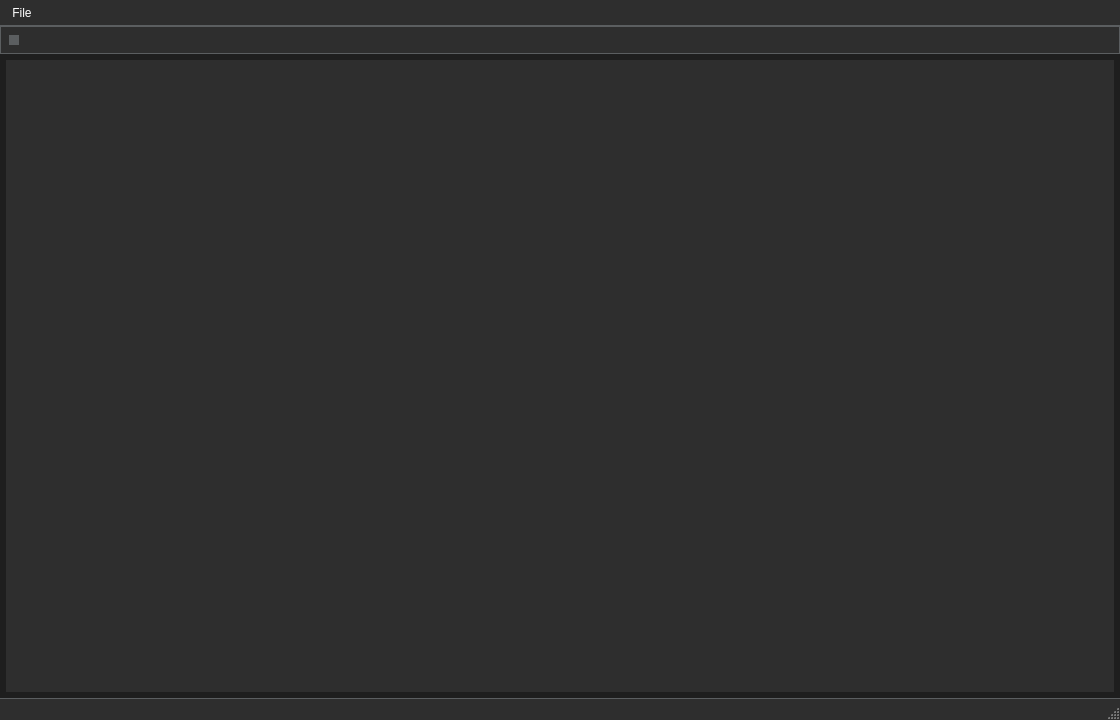
This is Resources/UI/main_window.ui in Phils-Hub-Org/cod_waw.stock_map.script_placer as Qt 5 draws it before an edit. The edited form follows.
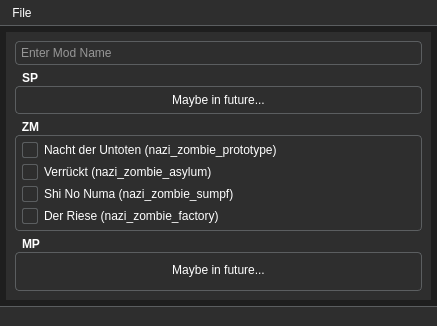
This is the edited form. Icons and pictures are not drawn.

Patch:
```diff
--- a/Resources/UI/main_window.ui
+++ b/Resources/UI/main_window.ui
@@ -6,26 +6,27 @@
    <rect>
     <x>0</x>
     <y>0</y>
-    <width>1120</width>
-    <height>720</height>
+    <width>437</width>
+    <height>326</height>
    </rect>
   </property>
   <property name="minimumSize">
    <size>
-    <width>1120</width>
-    <height>720</height>
+    <width>437</width>
+    <height>326</height>
+   </size>
+  </property>
+  <property name="maximumSize">
+   <size>
+    <width>437</width>
+    <height>326</height>
    </size>
   </property>
   <property name="windowTitle">
    <string>Phils-Hub - CoD: WaW - Stock-Map Script-Placer</string>
   </property>
   <property name="styleSheet">
-   <string notr="true">/* Central Widget */
-QWidget#centralwidget {
-    background-color: #1e1e1e;  /* Dark gray background */
-}
-
-/* QMenuBar */
+   <string notr="true">/* QMenuBar */
 QMenuBar {
     background-color: #2e2e2e;    /* Dark gray background */
     color: #ffffff;               /* White text */
@@ -166,10 +167,63 @@
     background: none;             /* Remove arrows */
 }
 
+/* QGroupBox */
+QGroupBox {
+    background-color: #2e2e2e;        /* Dark gray background */
+    border: 1px solid #5b5e60;        /* Light gray border */
+    border-radius: 4px;               /* Rounded corners */
+    margin-top: 15px;                 /* Space above the group box */
+    padding-top: 0px;                    /* Padding inside the group box */
+    color: #ffffff;                   /* White text for the title */
+    font-weight: bold;                /* Bold title text */
+}
+
+QGroupBox::title {
+    subcontrol-origin: margin;
+    subcontrol-position: top left;    /* Position the title at the top left */
+    background-color: transparent;    /* Transparent background for the title */
+    padding: 0 5px;                   /* Padding around the title */
+    color: #ffffff;                   /* White text for the title */
+}
+
+QGroupBox::title:hover {
+    color: #4a90e2;                   /* Light blue title on hover */
+}
+
+QGroupBox:flat {
+    border: none;                     /* No border when the group box is flat */
+}
+
+QGroupBox:disabled {
+    color: #777777;                   /* Lighter gray text for disabled group box */
+    border-color: #5b5e60;            /* Keep the light gray border */
+}
+
+/* QGraphicsView */
+QGraphicsView {
+    background-color: #2e2e2e;  /* Dark gray background */
+    border: 1px solid #5b5e60;  /* Light gray border */
+    border-radius: 4px;         /* Rounded corners */
+}
+
+QGraphicsView:focus {
+    border-color: #4a90e2;      /* Light blue border when focused */
+    background-color: #333333;  /* Slightly lighter gray background on focus */
+}
+
+QGraphicsView:disabled {
+    background-color: #2e2e2e;  /* Dark gray background when disabled */
+    border-color: #5b5e60;      /* Light gray border for disabled state */
+    color: #777777;             /* Lighter gray for disabled text or content */
+}
+
+QGraphicsView::viewport {
+    background-color: #2e2e2e;  /* Dark gray background for the viewport */
+}
+
 /* QLabel */
 QLabel {
     color: #ffffff;             /* White text */
-    font-size: 14px;            /* Set font size */
 }
 
 /* QFrame */
@@ -218,7 +272,6 @@
     border: 1px solid #4a90e2;      /* Light blue border on focus */
 }
 
-
 /* QPlainTextEdit */
 QPlainTextEdit {
     background-color: #2b2b2b;  /* Darker gray background for text area */
@@ -235,6 +288,132 @@
     background-color: #3a3a3a;  /* Slightly lighter gray on focus */
 }
 
+/* QTabWidget */
+QTabWidget::pane {
+    background-color: #2e2e2e;      /* Dark gray background */
+    border: 1px solid #5b5e60;      /* Light gray border around the pane */
+    padding: 4px;                   /* Padding inside the pane */
+}
+
+QTabWidget::tab-bar {
+    left: 0px;                      /* Space from the left */
+}
+
+/* QTabBar::tab */
+QTabBar::tab {
+    background-color: #3c3f41;      /* Dark gray background for tabs */
+    color: #ffffff;                 /* White text for tabs */
+    border-left: 1px solid #5b5e60;      /* Light gray border around tabs */
+    border-top: 1px solid #5b5e60;
+    border-right: 1px solid #5b5e60;
+    padding: 4px 8px;              /* Padding for each tab */
+    margin-left: 2px;                    /* Slight margin between tabs */
+    margin-right: 2px;
+    border-top-left-radius: 4px;    /* Rounded top corners */
+    border-top-right-radius: 4px;   /* Rounded top corners */
+}
+
+/* Selected tab */
+QTabBar::tab:selected {
+    background-color: #4a90e2;      /* Light blue background for selected tab */
+    color: #ffffff;                 /* White text for selected tab */
+    border-color: #4a90e2;          /* Blue border for selected tab */
+}
+
+/* Hovered tab */
+QTabBar::tab:hover {
+    background-color: #3d78b2;      /* Darker blue on hover */
+    color: #ffffff;                 /* White text */
+}
+
+/* Disabled tab */
+QTabBar::tab:disabled {
+    background-color: #2e2e2e;      /* Dark gray for disabled tab */
+    color: #777777;                 /* Light gray text for disabled tabs */
+}
+
+/* Focused tab */
+QTabBar::tab:focus {
+    border: 1px solid #4a90e2;      /* Blue border when tab is focused */
+}
+
+/* Tab close button (optional) */
+QTabBar::close-button {
+    /* image: url(close-icon.png);     Replace with your close icon path */
+    subcontrol-position: right;     /* Position the close button on the right */
+    margin: 0 8px 0 0;              /* Spacing for the close button */
+}
+/*
+QTabBar::close-button:hover {
+    image: url(close-icon-hover.png);   Change icon on hover 
+}*/
+
+/* QComboBox */
+QComboBox {
+    background-color: #2e2e2e;       /* Dark gray background */
+    color: #ffffff;                  /* White text */
+    border: 1px solid #5b5e60;       /* Light gray border */
+    border-radius: 4px;              /* Rounded corners */
+    padding-left: 2px;                    /* Padding inside the combo box */
+}
+
+QComboBox:hover {
+    background-color: #3a3a3a;       /* Slightly lighter gray on hover */
+    border-color: #4a90e2;           /* Light blue border on hover */
+}
+
+QComboBox:focus {
+    background-color: #333333;       /* Lighter gray on focus */
+    border-color: #4a90e2;           /* Light blue border on focus */
+}
+
+QComboBox::drop-down {
+    subcontrol-origin: padding;
+    subcontrol-position: top right;
+    width: 30px;                      /* Width of the drop-down button */
+    background-color: #2e2e2e;        /* Dark gray background for drop-down */
+    border-left: 1px solid #5b5e60;   /* Light gray separator between drop-down button and combo box */
+}
+
+QComboBox::down-arrow {
+    image: url(:/888EAC-20px/ICONS/888EAC-20px/arrow-down.svg);  /*Replace with your down arrow icon */
+    width: 12px;                         /* Width of the arrow */
+    height: 12px;                        /* Height of the arrow */
+}
+
+QComboBox::down-arrow:hover {
+    image: url(:/888EAC-20px/ICONS/888EAC-20px/arrow-down.svg); /* Optional: different icon on hover */
+}
+
+QComboBox QAbstractItemView {
+    background-color: #2e2e2e;        /* Dark gray background for drop-down list */
+    color: #ffffff;                   /* White text */
+    border: 1px solid #5b5e60;        /* Light gray border around the list */
+    selection-background-color: #4a90e2;  /* Light blue background for selected item */
+    selection-color: #ffffff;         /* White text for selected item */
+}
+
+QComboBox QAbstractItemView::item {
+    background-color: transparent;    /* Transparent background for list items */
+    padding: 6px;                     /* Padding for each item in the list */
+}
+
+QComboBox QAbstractItemView::item:selected {
+    background-color: #4a90e2;        /* Light blue when an item is selected */
+    color: #ffffff;                   /* White text for selected item */
+}
+
+QComboBox QAbstractItemView::item:hover {
+    background-color: #3d78b2;        /* Darker blue on hover */
+    color: #ffffff;                   /* White text when hovered */
+}
+
+QComboBox:disabled {
+    background-color: #2e2e2e;        /* Dark gray background when disabled */
+    color: #777777;                   /* Lighter gray text when disabled */
+    border-color: #5b5e60;            /* Keep the light gray border */
+}
+
 /* QPushButton */
 QPushButton {
     background-color: #3c3f41;  /* Dark gray background */
@@ -254,16 +433,62 @@
     border-color: #2a5f92;      /* Even darker border when pressed */
 }
 
+/* QCheckBox */
+QCheckBox {
+    color: #ffffff;                 /* White text for checkbox label */
+    spacing: 6px;                   /* Space between checkbox and label */
+}
+
+QCheckBox::indicator {
+    width: 14px;                    /* Set the size of the checkbox */
+    height: 14px;
+    background-color: #2e2e2e;      /* Dark gray background for the checkbox */
+    border: 1px solid #5b5e60;      /* Light gray border */
+    border-radius: 2px;             /* Slight rounding for modern look */
+}
+
+/* Hovered checkbox */
+QCheckBox::indicator:hover {
+    background-color: #4a90e2;      /* Light blue on hover */
+    border-color: #3d78b2;          /* Darker blue border on hover */
+}
+
+/* Checked checkbox */
+QCheckBox::indicator:checked {
+    background-color: #4a90e2;      /* Light blue when checked */
+    border-color: #3d78b2;          /* Darker blue border when checked */
+    image: url(:/checked-icon.png); /* Replace with your checkmark icon if needed */
+}
+
+/* Indeterminate checkbox (for tri-state checkboxes) */
+QCheckBox::indicator:indeterminate {
+    background-color: #4a90e2;      /* Light blue when in indeterminate state */
+    border-color: #3d78b2;          /* Darker blue border */
+    image: url(:/indeterminate-icon.png); /* Replace with your indeterminate icon */
+}
+
+/* Pressed checkbox */
+QCheckBox::indicator:pressed {
+    background-color: #3d78b2;      /* Darker blue on press */
+    border-color: #2a5f92;          /* Even darker border when pressed */
+}
+
+/* Disabled checkbox */
+QCheckBox::indicator:disabled {
+    background-color: #2e2e2e;      /* Dark gray when disabled */
+    border-color: #5b5e60;          /* Light gray border */
+    color: #777777;                 /* Light gray label when disabled */
+}
+
 /* QRadioButton */
 QRadioButton {
     color: #ffffff;              /* White text */
-    font-size: 14px;             /* Font size for readability */
     spacing: 5px;                /* Space between radio button and label */
 }
 
 QRadioButton::indicator {
-    width: 16px;                 /* Size of the radio button */
-    height: 16px;
+    width: 14px;                 /* Size of the radio button */
+    height: 14px;
     background-color: #2e2e2e;   /* Dark gray background for the indicator */
     border: 1px solid #5b5e60;   /* Light gray border */
     border-radius: 8px;          /* Circular radio button */
@@ -295,7 +520,7 @@
     color: #ffffff;               /* White text/icon */
     border: 1px solid #5b5e60;    /* Light gray border */
     border-radius: 4px;           /* Rounded corners */
-    padding: 6px 12px;            /* Padding for comfortable button size */
+    padding: 0px 0px;            /* Padding for comfortable button size */
 }
 
 QToolButton:hover {
@@ -338,7 +563,10 @@
   </property>
   <widget class="QWidget" name="centralwidget">
    <property name="styleSheet">
-    <string notr="true"/>
+    <string notr="true">/* Central Widget */
+#centralwidget {
+    background-color: #1e1e1e;  /* Dark gray background */
+}</string>
    </property>
    <layout class="QVBoxLayout" name="verticalLayout">
     <property name="spacing">
@@ -394,12 +622,219 @@
            <verstretch>0</verstretch>
           </sizepolicy>
          </property>
+         <property name="styleSheet">
+          <string notr="true">QFrame {margin: 0px;}</string>
+         </property>
          <property name="frameShape">
           <enum>QFrame::Shape::NoFrame</enum>
          </property>
          <property name="frameShadow">
           <enum>QFrame::Shadow::Raised</enum>
          </property>
+         <layout class="QVBoxLayout" name="verticalLayout_2">
+          <property name="leftMargin">
+           <number>9</number>
+          </property>
+          <property name="topMargin">
+           <number>9</number>
+          </property>
+          <property name="rightMargin">
+           <number>9</number>
+          </property>
+          <property name="bottomMargin">
+           <number>9</number>
+          </property>
+          <item>
+           <widget class="QFrame" name="frame_4">
+            <property name="frameShape">
+             <enum>QFrame::Shape::NoFrame</enum>
+            </property>
+            <property name="frameShadow">
+             <enum>QFrame::Shadow::Raised</enum>
+            </property>
+            <layout class="QVBoxLayout" name="verticalLayout_6">
+             <property name="leftMargin">
+              <number>0</number>
+             </property>
+             <property name="topMargin">
+              <number>0</number>
+             </property>
+             <property name="rightMargin">
+              <number>0</number>
+             </property>
+             <property name="bottomMargin">
+              <number>0</number>
+             </property>
+             <item>
+              <widget class="QLineEdit" name="lineEdit">
+               <property name="styleSheet">
+                <string notr="true">QLineEdit {padding: 3px;}</string>
+               </property>
+               <property name="text">
+                <string/>
+               </property>
+               <property name="maxLength">
+                <number>50</number>
+               </property>
+               <property name="placeholderText">
+                <string>Enter Mod Name</string>
+               </property>
+              </widget>
+             </item>
+             <item>
+              <widget class="QGroupBox" name="groupBox">
+               <property name="title">
+                <string>SP</string>
+               </property>
+               <layout class="QVBoxLayout" name="verticalLayout_3">
+                <property name="leftMargin">
+                 <number>6</number>
+                </property>
+                <property name="topMargin">
+                 <number>6</number>
+                </property>
+                <property name="rightMargin">
+                 <number>6</number>
+                </property>
+                <property name="bottomMargin">
+                 <number>6</number>
+                </property>
+                <item>
+                 <widget class="QLabel" name="label">
+                  <property name="text">
+                   <string>Maybe in future...</string>
+                  </property>
+                  <property name="alignment">
+                   <set>Qt::AlignmentFlag::AlignCenter</set>
+                  </property>
+                 </widget>
+                </item>
+               </layout>
+              </widget>
+             </item>
+            </layout>
+           </widget>
+          </item>
+          <item>
+           <widget class="QGroupBox" name="groupBox_2">
+            <property name="title">
+             <string>ZM</string>
+            </property>
+            <layout class="QVBoxLayout" name="verticalLayout_4">
+             <property name="leftMargin">
+              <number>6</number>
+             </property>
+             <property name="topMargin">
+              <number>6</number>
+             </property>
+             <property name="rightMargin">
+              <number>6</number>
+             </property>
+             <property name="bottomMargin">
+              <number>6</number>
+             </property>
+             <item>
+              <widget class="QCheckBox" name="zm_prototype_cbox">
+               <property name="text">
+                <string>Nacht der Untoten (nazi_zombie_prototype)</string>
+               </property>
+              </widget>
+             </item>
+             <item>
+              <widget class="QCheckBox" name="zm_asylum_cbox">
+               <property name="text">
+                <string>Verrückt (nazi_zombie_asylum)</string>
+               </property>
+              </widget>
+             </item>
+             <item>
+              <widget class="QCheckBox" name="zm_sumpf_cbox">
+               <property name="text">
+                <string>Shi No Numa (nazi_zombie_sumpf)</string>
+               </property>
+              </widget>
+             </item>
+             <item>
+              <widget class="QCheckBox" name="zm_factory_cbox">
+               <property name="text">
+                <string>Der Riese (nazi_zombie_factory)</string>
+               </property>
+              </widget>
+             </item>
+            </layout>
+           </widget>
+          </item>
+          <item>
+           <widget class="QFrame" name="frame_2">
+            <property name="frameShape">
+             <enum>QFrame::Shape::NoFrame</enum>
+            </property>
+            <property name="frameShadow">
+             <enum>QFrame::Shadow::Raised</enum>
+            </property>
+            <layout class="QVBoxLayout" name="verticalLayout_7">
+             <property name="leftMargin">
+              <number>0</number>
+             </property>
+             <property name="topMargin">
+              <number>0</number>
+             </property>
+             <property name="rightMargin">
+              <number>0</number>
+             </property>
+             <property name="bottomMargin">
+              <number>0</number>
+             </property>
+             <item>
+              <widget class="QGroupBox" name="groupBox_3">
+               <property name="minimumSize">
+                <size>
+                 <width>0</width>
+                 <height>45</height>
+                </size>
+               </property>
+               <property name="title">
+                <string>MP</string>
+               </property>
+               <property name="alignment">
+                <set>Qt::AlignmentFlag::AlignLeading|Qt::AlignmentFlag::AlignLeft|Qt::AlignmentFlag::AlignVCenter</set>
+               </property>
+               <property name="flat">
+                <bool>false</bool>
+               </property>
+               <property name="checkable">
+                <bool>false</bool>
+               </property>
+               <layout class="QVBoxLayout" name="verticalLayout_5">
+                <property name="leftMargin">
+                 <number>0</number>
+                </property>
+                <property name="topMargin">
+                 <number>0</number>
+                </property>
+                <property name="rightMargin">
+                 <number>0</number>
+                </property>
+                <property name="bottomMargin">
+                 <number>3</number>
+                </property>
+                <item alignment="Qt::AlignmentFlag::AlignHCenter">
+                 <widget class="QLabel" name="label_2">
+                  <property name="text">
+                   <string>Maybe in future...</string>
+                  </property>
+                  <property name="alignment">
+                   <set>Qt::AlignmentFlag::AlignCenter</set>
+                  </property>
+                 </widget>
+                </item>
+               </layout>
+              </widget>
+             </item>
+            </layout>
+           </widget>
+          </item>
+         </layout>
         </widget>
        </item>
       </layout>
@@ -407,30 +842,17 @@
     </item>
    </layout>
   </widget>
-  <widget class="QStatusBar" name="statusBar"/>
-  <widget class="QToolBar" name="toolBar">
-   <property name="windowTitle">
-    <string>toolBar</string>
-   </property>
-   <property name="movable">
-    <bool>true</bool>
-   </property>
-   <property name="allowedAreas">
-    <set>Qt::ToolBarArea::AllToolBarAreas</set>
-   </property>
-   <attribute name="toolBarArea">
-    <enum>TopToolBarArea</enum>
-   </attribute>
-   <attribute name="toolBarBreak">
+  <widget class="QStatusBar" name="statusBar">
+   <property name="sizeGripEnabled">
     <bool>false</bool>
-   </attribute>
+   </property>
   </widget>
   <widget class="QMenuBar" name="menuBar">
    <property name="geometry">
     <rect>
      <x>0</x>
      <y>0</y>
-     <width>1120</width>
+     <width>437</width>
      <height>29</height>
     </rect>
    </property>
```
Left out of the diff: 3 changed lines with no effect on the pictures.
